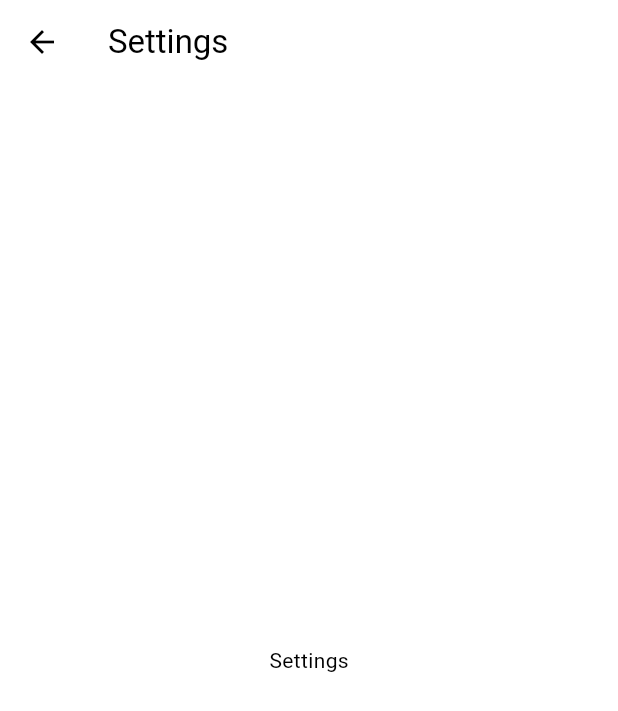
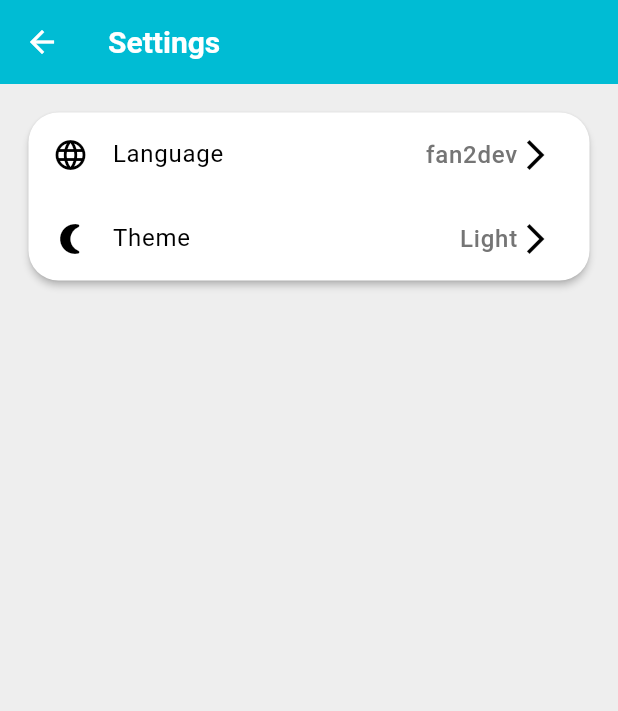
Before and after one commit to afandos-bbm/fan2dev_app_flutter, a Flutter app: the screen it shows after launch, after a tap on the "settings" icon, on a phone screen of 412 x 824 dp. Shown: the top 711 px of the screen. Run offline on Flutter 3.47's test engine with Material 3 defaults, Android fonts, the phone set to English and light mode, and no system bars; our stand-ins replace bloc, cloud_firestore, device_info_plus, dio, equatable, firebase_auth and 8 more; accounts and stored records are empty; generated files the repository leaves out were written again.

Commit message:
feat: :sparkles: theme mode

```diff
--- a/lib/core/router/app_router.dart
+++ b/lib/core/router/app_router.dart
@@ -2,6 +2,7 @@ import 'package:fan2dev/features/auth/view/login_page.dart';
 import 'package:fan2dev/features/backoffice/view/backoffice_home_page.dart';
 import 'package:fan2dev/features/contact/view/contact_home_page.dart';
 import 'package:fan2dev/features/settings/view/settings_home_page.dart';
+import 'package:fan2dev/features/settings/view/settings_theme_page.dart';
 import 'package:firebase_auth/firebase_auth.dart';
 import 'package:flutter/material.dart';
 import 'package:fan2dev/features/home/view/home_page.dart';
@@ -117,6 +118,18 @@ final router = GoRouter(
       path: '/settings',
       parentNavigatorKey: _rootNavigatorKey,
       builder: (context, state) => const SettingsHomePage(),
+      routes: [
+        GoRoute(
+          path: 'language',
+          parentNavigatorKey: _rootNavigatorKey,
+          builder: (context, state) => const SettingsThemePage(),
+        ),
+        GoRoute(
+          path: 'theme',
+          parentNavigatorKey: _rootNavigatorKey,
+          builder: (context, state) => const SettingsThemePage(),
+        ),
+      ],
     ),
     GoRoute(
       path: '/backoffice',
--- a/lib/core/theme_service/theme_service.dart
+++ b/lib/core/theme_service/theme_service.dart
@@ -1,7 +1,9 @@
+import 'package:fan2dev/utils/device_info.dart';
 import 'package:flutter/material.dart';
 import 'package:fan2dev/core/locator/locator.dart';
 import 'package:fan2dev/core/shared_preferences_service/shared_preferences_service.dart';
 import 'package:fan2dev/utils/theme/themes.dart';
+import 'package:flutter/scheduler.dart';
 
 /// Utility service which interacts with ThemeMode
 ///
@@ -20,7 +22,17 @@ class ThemeService extends ChangeNotifier {
   }
 
   ThemeMode _themeMode = ThemeMode.light;
-  ThemeMode get themeMode => _themeMode;
+  ThemeMode get themeMode {
+    if (_themeMode == ThemeMode.system) {
+      final brightness =
+          SchedulerBinding.instance.platformDispatcher.platformBrightness;
+      return brightness == Brightness.dark ? ThemeMode.dark : ThemeMode.light;
+    }
+
+    return _themeMode;
+  }
+
+  ThemeMode get realThemeMode => _themeMode;
 
   bool get isLightMode => _themeMode == ThemeMode.light;
   bool get isDarkMode => !isLightMode;
@@ -32,9 +44,8 @@ class ThemeService extends ChangeNotifier {
   /// and saves the new theme mode to shared preferences
   /// using [SharedPreferencesService]
   /// and notifies all the listeners.
-  void toggleTheme() {
-    _themeMode =
-        _themeMode == ThemeMode.light ? ThemeMode.dark : ThemeMode.light;
+  void changeThemeMode(ThemeMode themeMode) {
+    _themeMode = themeMode;
     _saveThemeMode();
     notifyListeners();
   }
@@ -48,6 +59,8 @@ class ThemeService extends ChangeNotifier {
         return ThemeMode.light;
       case 'ThemeMode.dark':
         return ThemeMode.dark;
+      case 'ThemeMode.system':
+        return ThemeMode.system;
       default:
         return ThemeMode.light;
     }
--- a/lib/features/app/app.dart
+++ b/lib/features/app/app.dart
@@ -1,3 +1,5 @@
+import 'package:fan2dev/core/locator/locator.dart';
+import 'package:fan2dev/utils/theme/themes.dart';
 import 'package:flutter/material.dart';
 import 'package:fan2dev/core/provider_store/provider_store.dart';
 import 'package:fan2dev/core/router/app_router.dart';
@@ -20,8 +22,9 @@ class App extends StatelessWidget {
 
       /// Initializes the app with the BlocProviderStore.
       child: BlocProviderStore.init(
-        child: Consumer<ThemeService>(
-          builder: (_, themeService, __) {
+        child: ListenableBuilder(
+          listenable: locator<ThemeService>(),
+          builder: (context, _) {
             return BlocBuilder<LanguageCubit, LanguageState>(
               builder: (context, state) {
                 final selectedLocale = Locale(state.selectedLanguage);
@@ -33,9 +36,9 @@ class App extends StatelessWidget {
                     LocaleNamesLocalizationsDelegate(),
                   ],
                   supportedLocales: AppLocalizations.supportedLocales,
-                  theme: themeService.themeData,
-                  darkTheme: themeService.themeData,
-                  themeMode: themeService.themeMode,
+                  theme: themes[CurrentTheme.light],
+                  darkTheme: themes[CurrentTheme.dark],
+                  themeMode: locator<ThemeService>().themeMode,
                   locale: selectedLocale,
                   routerConfig: router,
                 );
--- a/lib/features/settings/view/settings_home_page.dart
+++ b/lib/features/settings/view/settings_home_page.dart
@@ -1,18 +1,71 @@
+import 'package:fan2dev/core/locator/locator.dart';
+import 'package:fan2dev/core/theme_service/theme_service.dart';
+import 'package:fan2dev/l10n/l10n.dart';
 import 'package:flutter/material.dart';
+import 'package:go_router/go_router.dart';
 
 class SettingsHomePage extends StatelessWidget {
   const SettingsHomePage({super.key});
 
   @override
   Widget build(BuildContext context) {
+    return ListenableBuilder(
+        listenable: locator<ThemeService>(),
+        builder: (context, _) {
           return Scaffold(
             appBar: AppBar(
-        title: const Text('Settings'),
+              title: Text(context.l10n.settings_title),
               centerTitle: false,
             ),
-      body: const Center(
-        child: Text('Settings'),
+            body: Column(
+              children: [
+                Padding(
+                  padding: const EdgeInsets.all(15),
+                  child: Card(
+                    child: Column(
+                      children: [
+                        ListTile(
+                          title: Text(context.l10n.settings_language),
+                          trailing: Row(
+                            mainAxisSize: MainAxisSize.min,
+                            children: [
+                              Text(context.l10n.appName,
+                                  style: TextStyle(
+                                      color: Colors.grey[600], fontSize: 16)),
+                              const Icon(Icons.arrow_forward_ios),
+                            ],
+                          ),
+                          leading: const Icon(Icons.language),
+                          onTap: () {
+                            Navigator.of(context)
+                                .pushNamed('/settings/language');
+                          },
+                        ),
+                        ListTile(
+                          title: Text(context.l10n.settings_theme),
+                          leading: const Icon(Icons.nightlight_round),
+                          trailing: Row(
+                            mainAxisSize: MainAxisSize.min,
+                            children: [
+                              Text(
+                                  context.translatedThemeMode(
+                                      locator<ThemeService>().realThemeMode),
+                                  style: TextStyle(
+                                      color: Colors.grey[600], fontSize: 16)),
+                              const Icon(Icons.arrow_forward_ios),
+                            ],
+                          ),
+                          onTap: () {
+                            context.push('/settings/theme');
+                          },
+                        ),
+                      ],
+                    ),
+                  ),
+                ),
+              ],
             ),
           );
+        });
   }
 }
--- a/lib/l10n/arb/app_en.arb
+++ b/lib/l10n/arb/app_en.arb
@@ -79,5 +79,29 @@
     "contact_error_invalid_email": "Invalid email",
     "@contact_error_invalid_email": {
         "description": "Contact Error Invalid Email Placeholder"
+    },
+    "settings_title": "Settings",
+    "@settings_title": {
+        "description": "Settings Title Placeholder"
+    },
+    "settings_language": "Language",
+    "@settings_language": {
+        "description": "Settings Language Placeholder"
+    },
+    "settings_theme": "Theme",
+    "@settings_theme": {
+        "description": "Settings Theme Placeholder"
+    },
+    "settings_theme_light": "Light",
+    "@settings_theme_light": {
+        "description": "Settings Theme Light Placeholder"
+    },
+    "settings_theme_dark": "Dark",
+    "@settings_theme_dark": {
+        "description": "Settings Theme Dark Placeholder"
+    },
+    "settings_theme_system": "System",
+    "@settings_theme_system": {
+        "description": "Settings Theme System Placeholder"
     }
 }
--- a/lib/l10n/l10n.dart
+++ b/lib/l10n/l10n.dart
@@ -1,3 +1,4 @@
+import 'package:flutter/material.dart';
 import 'package:flutter/widgets.dart';
 import 'package:fan2dev/utils/errors/error.dart';
 import 'package:flutter_gen/gen_l10n/app_localizations.dart';
@@ -26,4 +27,15 @@ extension AppLocalizationsX on BuildContext {
             return l10n.error_generic;
         }
       };
+
+  String Function(ThemeMode key) get translatedThemeMode => (key) {
+        switch (key) {
+          case ThemeMode.light:
+            return l10n.settings_theme_light;
+          case ThemeMode.dark:
+            return l10n.settings_theme_dark;
+          case ThemeMode.system:
+            return l10n.settings_theme_system;
+        }
+      };
 }
```
Also changed, not shown: lib/features/settings/view/settings_theme_page.dart (added, +75 -0 lines), lib/utils/theme/themes.dart (+21 -1 lines). Lines whose indentation alone changed are shown as unchanged.
